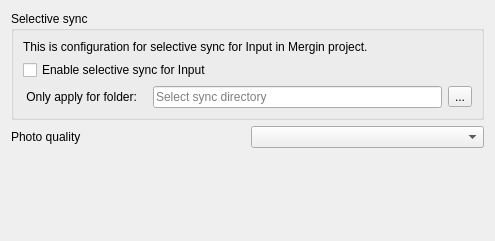
MerginMaps/qgis-plugin, file Mergin/ui/ui_project_config.ui: the form before one commit.
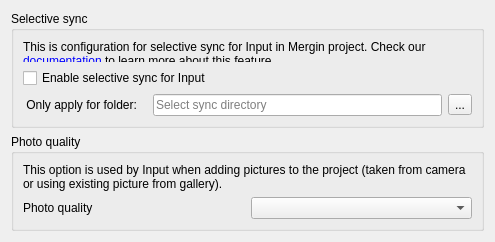
The form after the commit.

Commit message: put photo quality widgets inside groupbox and add explanatory text

```diff
--- a/Mergin/ui/ui_project_config.ui
+++ b/Mergin/ui/ui_project_config.ui
@@ -10,23 +10,13 @@
     <x>0</x>
     <y>0</y>
     <width>495</width>
-    <height>241</height>
+    <height>242</height>
    </rect>
   </property>
   <property name="windowTitle">
    <string>Create Mergin Project</string>
   </property>
   <layout class="QGridLayout" name="gridLayout_2">
-   <item row="1" column="1">
-    <widget class="QComboBox" name="cmb_photo_quality"/>
-   </item>
-   <item row="1" column="0">
-    <widget class="QLabel" name="label_2">
-     <property name="text">
-      <string>Photo quality</string>
-     </property>
-    </widget>
-   </item>
    <item row="0" column="0" colspan="2">
     <widget class="QGroupBox" name="selective_sync_group">
      <property name="title">
@@ -36,7 +26,13 @@
       <item row="0" column="0" colspan="4">
        <widget class="QLabel" name="label">
         <property name="text">
-         <string>This is configuration for selective sync for Input in Mergin project.</string>
+         <string>&lt;html&gt;&lt;head/&gt;&lt;body&gt;&lt;p&gt;This is configuration for selective sync for Input in Mergin project. Check our &lt;a href=&quot;https://merginmaps.com/docs/manage/selective_sync/&quot;&gt;&lt;span style=&quot; text-decoration: underline; color:#0000ff;&quot;&gt;documentation&lt;/span&gt;&lt;/a&gt; to learn more about this feature.&lt;/p&gt;&lt;/body&gt;&lt;/html&gt;</string>
+        </property>
+        <property name="wordWrap">
+         <bool>true</bool>
+        </property>
+        <property name="openExternalLinks">
+         <bool>true</bool>
         </property>
        </widget>
       </item>
@@ -86,6 +82,38 @@
      </layout>
     </widget>
    </item>
+   <item row="1" column="0" colspan="2">
+    <widget class="QGroupBox" name="groupBox">
+     <property name="title">
+      <string>Photo quality</string>
+     </property>
+     <layout class="QGridLayout" name="gridLayout_3">
+      <item row="1" column="0">
+       <widget class="QLabel" name="label_2">
+        <property name="text">
+         <string>Photo quality</string>
+        </property>
+       </widget>
+      </item>
+      <item row="1" column="1">
+       <widget class="QComboBox" name="cmb_photo_quality"/>
+      </item>
+      <item row="0" column="0" colspan="2">
+       <widget class="QLabel" name="label_3">
+        <property name="text">
+         <string>This option is used by Input when adding pictures to the project (taken from camera or using existing picture from gallery).</string>
+        </property>
+        <property name="wordWrap">
+         <bool>true</bool>
+        </property>
+        <property name="openExternalLinks">
+         <bool>true</bool>
+        </property>
+       </widget>
+      </item>
+     </layout>
+    </widget>
+   </item>
    <item row="2" column="0" colspan="2">
     <spacer name="verticalSpacer">
      <property name="orientation">
```
